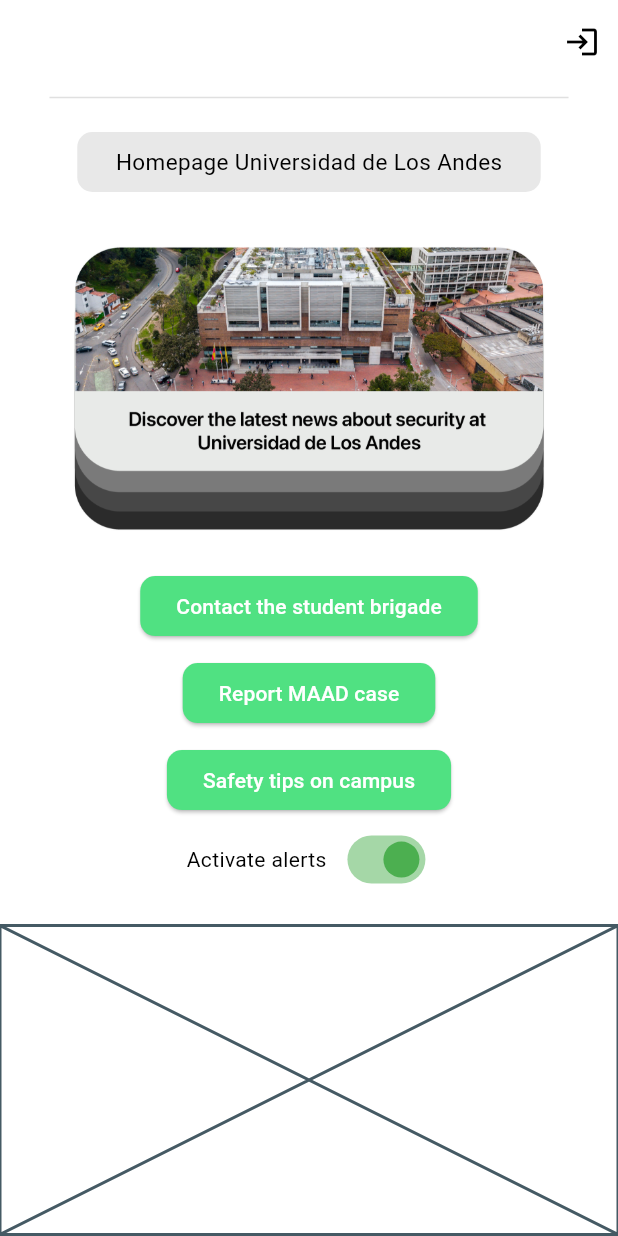
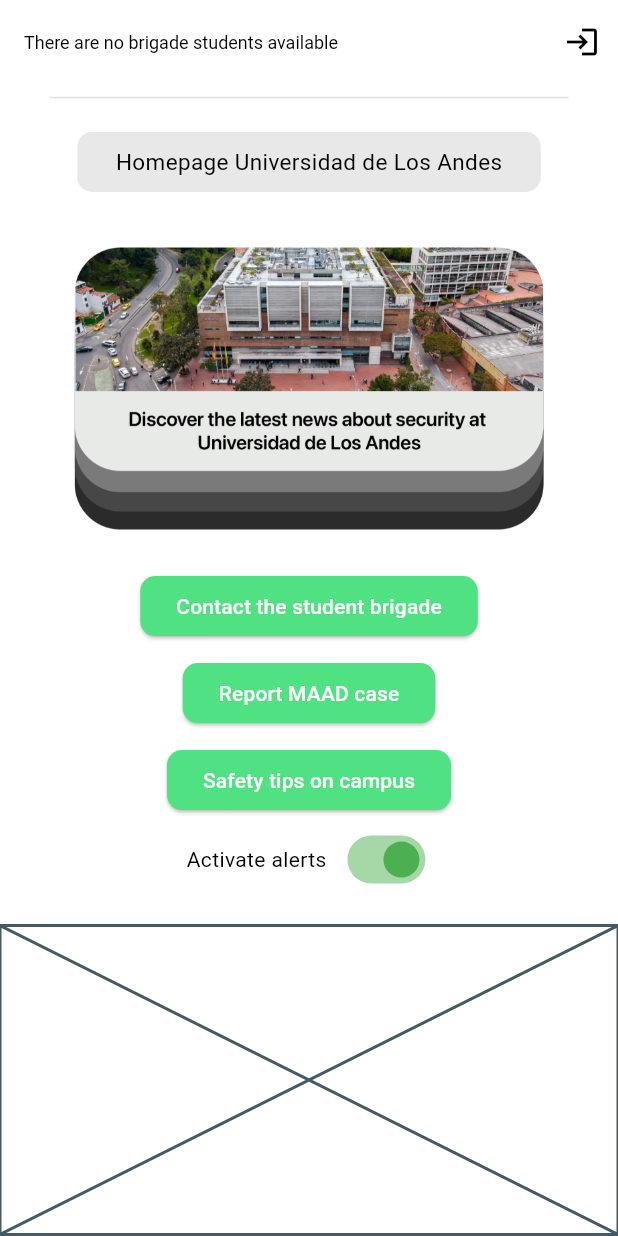
Before and after one commit to ISIS3510-Seccion-2-Grupo-21/resq-flutter, a Flutter app: the screen it shows once a user with an empty profile is signed in, on a phone screen of 412 x 824 dp. Run offline on Flutter 3.47's test engine with Material 3 defaults, Android fonts, the phone set to English and light mode, and no system bars; our stand-ins replace bloc, cloud_firestore, equatable, firebase_auth, firebase_core, firebase_crashlytics and 6 more; missing offline and left inert: shake; accounts and stored records are empty.

Commit message:
BrigadeStudents available

```diff
--- a/lib/screens/home/home_screen.dart
+++ b/lib/screens/home/home_screen.dart
@@ -1,3 +1,5 @@
+import 'dart:async';
+
 import 'package:flutter/material.dart';
 import 'package:flutter_bloc/flutter_bloc.dart';
 import 'package:resq/blocs/sign_in_bloc/sign_in_bloc.dart';
@@ -7,23 +9,52 @@ import 'package:shake/shake.dart';
 import 'package:cloud_firestore/cloud_firestore.dart';
 import 'package:chat_repository/chat_repository.dart';
 import 'package:firebase_auth/firebase_auth.dart';
+import 'package:supabase_flutter/supabase_flutter.dart';
 
 class HomeScreen extends StatefulWidget {
-  const HomeScreen({Key? key}) : super(key: key);
+  const HomeScreen({super.key});
 
   @override
+  // ignore: library_private_types_in_public_api
   _HomeScreenState createState() => _HomeScreenState();
 }
 
 class _HomeScreenState extends State<HomeScreen> {
   bool switchValue = true;
+  String brigadeStudents = 'There are 0 brigade students available';
+  Timer? _dataFetchTimer;
+
+  Future<void> fetchingPostgres() async{
+
+    await Supabase.initialize(
+      url: 'https://mpmipngzctcklmcjoxgv.supabase.co',
+      anonKey: 'eyJhbGciOiJIUzI1NiIsInR5cCI6IkpXVCJ9.eyJpc3MiOiJzdXBhYmFzZSIsInJlZiI6Im1wbWlwbmd6Y3Rja2xtY2pveGd2Iiwicm9sZSI6ImFub24iLCJpYXQiOjE3MTI3NTY2NDcsImV4cCI6MjAyODMzMjY0N30.yfaJIi4YQQnvcRPbtSCsP14xjQW7nPCOGfBTO1oxhZs'
+    );
+
+    final supabase = Supabase.instance.client;
+
+    final result = await supabase.from('users').select().match({'role': 'brigadeStudent'}).count();
+    var tempResult = '';
+    if (result.count == 0) {
+      tempResult = 'There are no brigade students available';
+    } else if (result.count == 1) {
+      tempResult = 'There is 1 brigade student available';
+    } else {
+      tempResult = 'There are ${result.count} brigade students available';
+    }
+
+    setState(() {
+      brigadeStudents = tempResult;
+    });
+  }
 
   @override
-  void initState() {
+  void initState(){
     super.initState();
+    _dataFetchTimer = Timer.periodic(const Duration(seconds: 1000), (_) => fetchingPostgres());
+    fetchingPostgres();
     ShakeDetector detector = ShakeDetector.autoStart(
       onPhoneShake: () {
-        print('Phone shook!');
         _shakeDialog();
         // Do stuff on phone shake
         },
@@ -77,7 +108,10 @@ class _HomeScreenState extends State<HomeScreen> {
 
     return Scaffold(
       appBar: AppBar(
-        title: const Text(''),
+        title: Text(
+          brigadeStudents,
+          style: TextStyle(fontSize: 12),
+          ),
         actions: [
           IconButton(
             onPressed: () {
@@ -90,14 +124,14 @@ class _HomeScreenState extends State<HomeScreen> {
       body: Column(
         crossAxisAlignment: CrossAxisAlignment.stretch,
         children: [
-          SizedBox(height: 1),
+          const SizedBox(height: 1),
           Divider(
             color: Colors.grey[300],
             thickness: 1,
             indent: MediaQuery.of(context).size.width * 0.08,
             endIndent: MediaQuery.of(context).size.width * 0.08,
           ),
-          SizedBox(height: 5),
+          const SizedBox(height: 5),
           Container(
             alignment: Alignment.center,
             padding: const EdgeInsets.symmetric(vertical: 10),
@@ -108,7 +142,7 @@ class _HomeScreenState extends State<HomeScreen> {
                 color: const Color.fromRGBO(232, 232, 232, 1),
                 borderRadius: BorderRadius.circular(10),
               ),
-              child: Center(
+              child: const Center(
                 child: Text(
                   'Homepage Universidad de Los Andes',
                   style: TextStyle(color: Colors.black, fontSize: 15),
@@ -116,7 +150,7 @@ class _HomeScreenState extends State<HomeScreen> {
               ),
             ),
           ),
-          SizedBox(height: 5),
+          const SizedBox(height: 5),
           // Establecer navegación a newsletter
           Container(
             width: MediaQuery.of(context).size.width * 0.18,
@@ -145,7 +179,7 @@ class _HomeScreenState extends State<HomeScreen> {
               ),
             ),
           ),
-          SizedBox(height: 5),
+          const SizedBox(height: 5),
           Container(
             padding: const EdgeInsets.symmetric(horizontal: 20),
             child: Column(
@@ -159,7 +193,7 @@ class _HomeScreenState extends State<HomeScreen> {
                   },
                   style: ButtonStyle(
                     backgroundColor: MaterialStateProperty.all<Color>(
-                      Color.fromRGBO(80, 225, 130, 1),
+                      const Color.fromRGBO(80, 225, 130, 1),
                     ),
                     shape: MaterialStateProperty.all<OutlinedBorder>(
                       RoundedRectangleBorder(
@@ -167,17 +201,17 @@ class _HomeScreenState extends State<HomeScreen> {
                       ),
                     ),
                   ),
-                  child: Text(
+                  child: const Text(
                     'Contact the student brigade',
                     style: TextStyle(color: Colors.white),
                   ),
                 ),
-                SizedBox(height: 10),
+                const SizedBox(height: 10),
                 ElevatedButton(
                   onPressed: () {},
                   style: ButtonStyle(
                     backgroundColor: MaterialStateProperty.all<Color>(
-                      Color.fromRGBO(80, 225, 130, 1),
+                      const Color.fromRGBO(80, 225, 130, 1),
                     ),
                     shape: MaterialStateProperty.all<OutlinedBorder>(
                       RoundedRectangleBorder(
@@ -185,17 +219,17 @@ class _HomeScreenState extends State<HomeScreen> {
                       ),
                     ),
                   ),
-                  child: Text(
+                  child: const Text(
                     'Report MAAD case',
                     style: TextStyle(color: Colors.white),
                   ),
                 ),
-                SizedBox(height: 10),
+                const SizedBox(height: 10),
                 ElevatedButton(
                   onPressed: () {},
                   style: ButtonStyle(
                     backgroundColor: MaterialStateProperty.all<Color>(
-                      Color.fromRGBO(80, 225, 130, 1),
+                      const Color.fromRGBO(80, 225, 130, 1),
                     ),
                     shape: MaterialStateProperty.all<OutlinedBorder>(
                       RoundedRectangleBorder(
@@ -203,7 +237,7 @@ class _HomeScreenState extends State<HomeScreen> {
                       ),
                     ),
                   ),
-                  child: Text(
+                  child: const Text(
                     'Safety tips on campus',
                     style: TextStyle(color: Colors.white),
                   ),
@@ -211,18 +245,18 @@ class _HomeScreenState extends State<HomeScreen> {
               ],
             ),
           ),
-          SizedBox(height: 5),
+          const SizedBox(height: 5),
           // Switch - Falta funcionalidad
           Padding(
             padding: const EdgeInsets.symmetric(horizontal: 20),
             child: Row(
               mainAxisAlignment: MainAxisAlignment.center,
               children: [
-                Text(
+                const Text(
                   'Activate alerts',
                   style: TextStyle(color: Colors.black, fontSize: 14),
                 ),
-                SizedBox(width: 10),
+                const SizedBox(width: 10),
                 Switch(
                   value: switchValue,
                   onChanged: (value) {
@@ -236,7 +270,7 @@ class _HomeScreenState extends State<HomeScreen> {
               ],
             ),
           ),
-          SizedBox(height: 20),
+          const SizedBox(height: 20),
           Expanded(
             child: SingleChildScrollView(
               child: Placeholder(
@@ -249,3 +283,26 @@ class _HomeScreenState extends State<HomeScreen> {
     );
   }
 }
+
+
+Future<String> fetchingPostgres() async{
+
+  await Supabase.initialize(
+    url: 'https://mpmipngzctcklmcjoxgv.supabase.co',
+    anonKey: 'eyJhbGciOiJIUzI1NiIsInR5cCI6IkpXVCJ9.eyJpc3MiOiJzdXBhYmFzZSIsInJlZiI6Im1wbWlwbmd6Y3Rja2xtY2pveGd2Iiwicm9sZSI6ImFub24iLCJpYXQiOjE3MTI3NTY2NDcsImV4cCI6MjAyODMzMjY0N30.yfaJIi4YQQnvcRPbtSCsP14xjQW7nPCOGfBTO1oxhZs'
+  );
+
+  final supabase = await Supabase.instance.client;
+
+  final result = await supabase.from('users').select().match({'role': 'brigadeStudent'}).count();
+  var temResult = 'There are ${result.count} brigade students available';
+  if (result.count == 0) {
+    temResult = 'There are no brigade students available';
+  } else if (result.count == 1) {
+    temResult = 'There is 1 brigade student available';
+  } else {
+    temResult = 'There are ${result.count} brigade students available';
+  }
+
+  return temResult;
+}
--- a/pubspec.yaml
+++ b/pubspec.yaml
@@ -49,6 +49,7 @@ dependencies:
     path: packages/chat_repository
   intl: ^0.19.0
   shake: ^2.2.0
+  supabase_flutter: ^2.5.1
 
 dev_dependencies:
   flutter_test:
```
Also changed, not shown: pubspec.lock, 5 other files.
